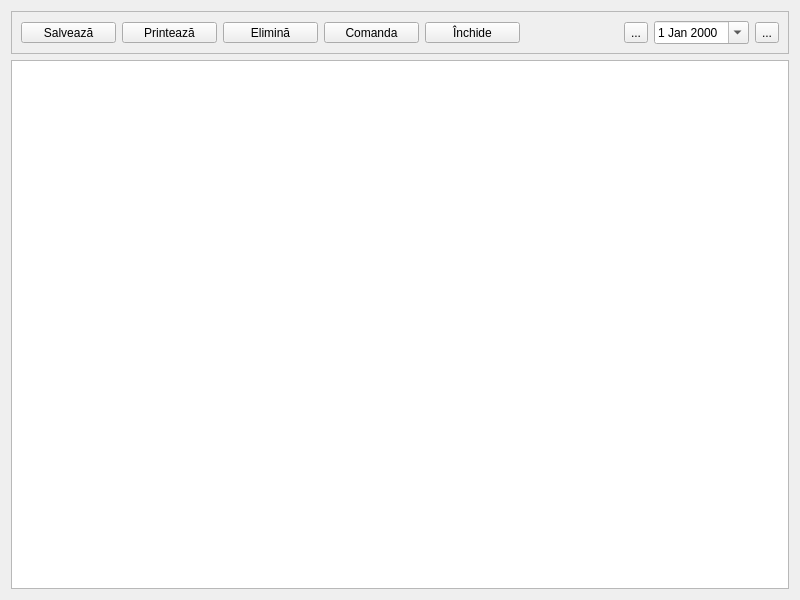
Old version of the form docs/docappointmentspatients.ui in the repository debalex77/USG.
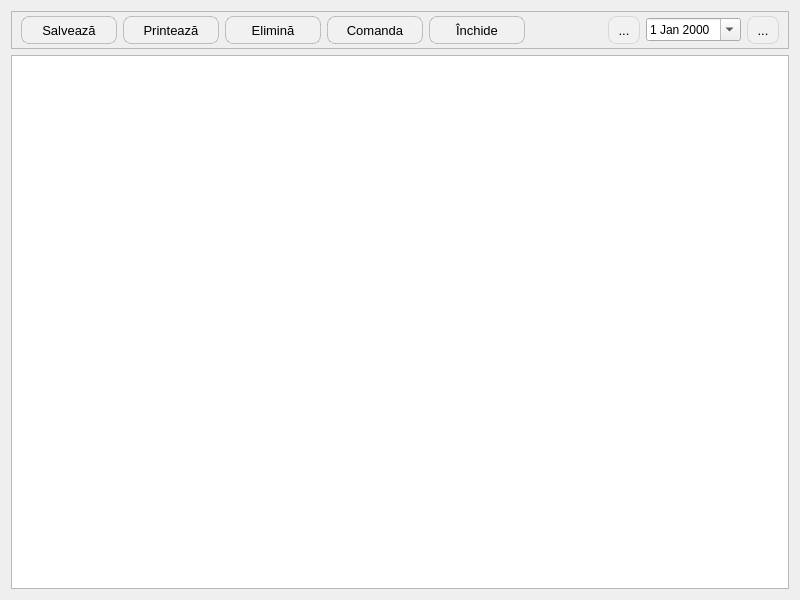
New version of the form. Icons and pictures are not drawn.

```diff
--- a/docs/docappointmentspatients.ui
+++ b/docs/docappointmentspatients.ui
@@ -10,6 +10,11 @@
     <height>600</height>
    </rect>
   </property>
+  <property name="font">
+   <font>
+    <family>Segoe UI</family>
+   </font>
+  </property>
   <property name="windowTitle">
    <string>Dialog</string>
   </property>
@@ -23,14 +28,39 @@
       <enum>QFrame::Raised</enum>
      </property>
      <layout class="QGridLayout" name="gridLayout">
+      <property name="topMargin">
+       <number>4</number>
+      </property>
+      <property name="bottomMargin">
+       <number>4</number>
+      </property>
       <item row="0" column="3">
        <widget class="QToolButton" name="btnOrderEcho">
         <property name="minimumSize">
          <size>
-          <width>95</width>
-          <height>0</height>
+          <width>96</width>
+          <height>21</height>
          </size>
         </property>
+        <property name="styleSheet">
+         <string notr="true">QToolButton
+{
+    border: 1px solid rgba(0, 0, 0, 0.2);
+    border-radius: 8px;
+    background-color: #f1f1f1;
+    color: #000000;
+    font-size: 13px;
+    padding: 4px 10px;
+}
+QToolButton:hover
+{
+    background-color: #e0e0e0;
+}
+QToolButton:pressed
+{
+    background-color: #d0d0d0;
+}</string>
+        </property>
         <property name="text">
          <string>Comanda</string>
         </property>
@@ -47,10 +77,29 @@
        <widget class="QToolButton" name="btnPrint">
         <property name="minimumSize">
          <size>
-          <width>95</width>
-          <height>0</height>
+          <width>96</width>
+          <height>21</height>
          </size>
         </property>
+        <property name="styleSheet">
+         <string notr="true">QToolButton
+{
+    border: 1px solid rgba(0, 0, 0, 0.2);
+    border-radius: 8px;
+    background-color: #f1f1f1;
+    color: #000000;
+    font-size: 13px;
+    padding: 4px 10px;
+}
+QToolButton:hover
+{
+    background-color: #e0e0e0;
+}
+QToolButton:pressed
+{
+    background-color: #d0d0d0;
+}</string>
+        </property>
         <property name="text">
          <string>Printează</string>
         </property>
@@ -65,6 +114,25 @@
       </item>
       <item row="0" column="6">
        <widget class="QToolButton" name="btnBackDay">
+        <property name="styleSheet">
+         <string notr="true">QToolButton
+{
+    border: 1px solid rgba(0, 0, 0, 0.1);
+    border-radius: 8px;
+    background-color: #f1f1f1;
+    color: #000000;
+    font-size: 13px;
+    padding: 4px 4px;
+}
+QToolButton:hover
+{
+    background-color: #e0e0e0;
+}
+QToolButton:pressed
+{
+    background-color: #d0d0d0;
+}</string>
+        </property>
         <property name="text">
          <string>...</string>
         </property>
@@ -78,10 +146,29 @@
        <widget class="QToolButton" name="btnWrite">
         <property name="minimumSize">
          <size>
-          <width>95</width>
-          <height>0</height>
+          <width>96</width>
+          <height>21</height>
          </size>
         </property>
+        <property name="styleSheet">
+         <string notr="true">QToolButton
+{
+    border: 1px solid rgba(0, 0, 0, 0.2);
+    border-radius: 8px;
+    background-color: #f1f1f1;
+    color: #000000;
+    font-size: 13px;
+    padding: 4px 10px;
+}
+QToolButton:hover
+{
+    background-color: #e0e0e0;
+}
+QToolButton:pressed
+{
+    background-color: #d0d0d0;
+}</string>
+        </property>
         <property name="text">
          <string>Salvează</string>
         </property>
@@ -117,10 +204,29 @@
        <widget class="QToolButton" name="btnClose">
         <property name="minimumSize">
          <size>
-          <width>95</width>
-          <height>0</height>
+          <width>96</width>
+          <height>21</height>
          </size>
         </property>
+        <property name="styleSheet">
+         <string notr="true">QToolButton
+{
+    border: 1px solid rgba(0, 0, 0, 0.2);
+    border-radius: 8px;
+    background-color: #f1f1f1;
+    color: #000000;
+    font-size: 13px;
+    padding: 4px 10px;
+}
+QToolButton:hover
+{
+    background-color: #e0e0e0;
+}
+QToolButton:pressed
+{
+    background-color: #d0d0d0;
+}</string>
+        </property>
         <property name="text">
          <string>Închide</string>
         </property>
@@ -137,10 +243,29 @@
        <widget class="QToolButton" name="btnRemove">
         <property name="minimumSize">
          <size>
-          <width>95</width>
-          <height>0</height>
+          <width>96</width>
+          <height>21</height>
          </size>
         </property>
+        <property name="styleSheet">
+         <string notr="true">QToolButton
+{
+    border: 1px solid rgba(0, 0, 0, 0.2);
+    border-radius: 8px;
+    background-color: #f1f1f1;
+    color: #000000;
+    font-size: 13px;
+    padding: 4px 10px;
+}
+QToolButton:hover
+{
+    background-color: #e0e0e0;
+}
+QToolButton:pressed
+{
+    background-color: #d0d0d0;
+}</string>
+        </property>
         <property name="text">
          <string>Elimină</string>
         </property>
@@ -155,6 +280,25 @@
       </item>
       <item row="0" column="8">
        <widget class="QToolButton" name="btnNextDay">
+        <property name="styleSheet">
+         <string notr="true">QToolButton
+{
+    border: 1px solid rgba(0, 0, 0, 0.1);
+    border-radius: 8px;
+    background-color: #f1f1f1;
+    color: #000000;
+    font-size: 13px;
+    padding: 4px 4px;
+}
+QToolButton:hover
+{
+    background-color: #e0e0e0;
+}
+QToolButton:pressed
+{
+    background-color: #d0d0d0;
+}</string>
+        </property>
         <property name="text">
          <string>...</string>
         </property>
```
Left out of the diff: 4 changed lines with no effect on the pictures.
